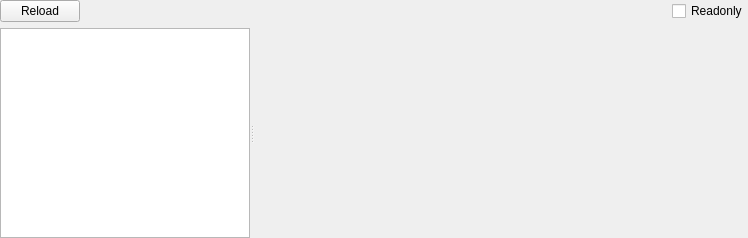
Before: the Qt Designer form MACH/machwidget.ui in horsicq/FormatWidgets, drawn with Qt 5.
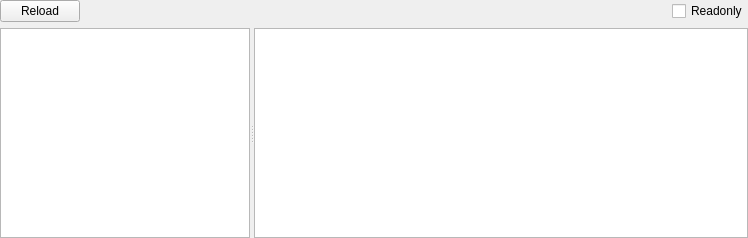
After: the same form once the commit is applied. The open tabs and pages were chosen to show the change. Custom widgets are drawn as their Qt base class.

```diff
--- a/MACH/machwidget.ui
+++ b/MACH/machwidget.ui
@@ -235,7 +235,50 @@
        </layout>
       </widget>
       <widget class="QWidget" name="page_sections"/>
-      <widget class="QWidget" name="page_libraries"/>
+      <widget class="QWidget" name="page_libraries">
+       <layout class="QVBoxLayout" name="verticalLayout_4">
+        <property name="leftMargin">
+         <number>0</number>
+        </property>
+        <property name="topMargin">
+         <number>0</number>
+        </property>
+        <property name="rightMargin">
+         <number>0</number>
+        </property>
+        <property name="bottomMargin">
+         <number>0</number>
+        </property>
+        <item>
+         <widget class="QTableWidget" name="tableWidget_libraries">
+          <property name="sizePolicy">
+           <sizepolicy hsizetype="Expanding" vsizetype="Expanding">
+            <horstretch>0</horstretch>
+            <verstretch>0</verstretch>
+           </sizepolicy>
+          </property>
+          <property name="editTriggers">
+           <set>QAbstractItemView::NoEditTriggers</set>
+          </property>
+          <property name="selectionMode">
+           <enum>QAbstractItemView::SingleSelection</enum>
+          </property>
+          <property name="selectionBehavior">
+           <enum>QAbstractItemView::SelectRows</enum>
+          </property>
+          <attribute name="verticalHeaderVisible">
+           <bool>false</bool>
+          </attribute>
+          <attribute name="verticalHeaderDefaultSectionSize">
+           <number>20</number>
+          </attribute>
+          <attribute name="verticalHeaderMinimumSectionSize">
+           <number>20</number>
+          </attribute>
+         </widget>
+        </item>
+       </layout>
+      </widget>
      </widget>
     </widget>
    </item>
```
Left out of the diff: 24 changed lines with no effect on the pictures.
